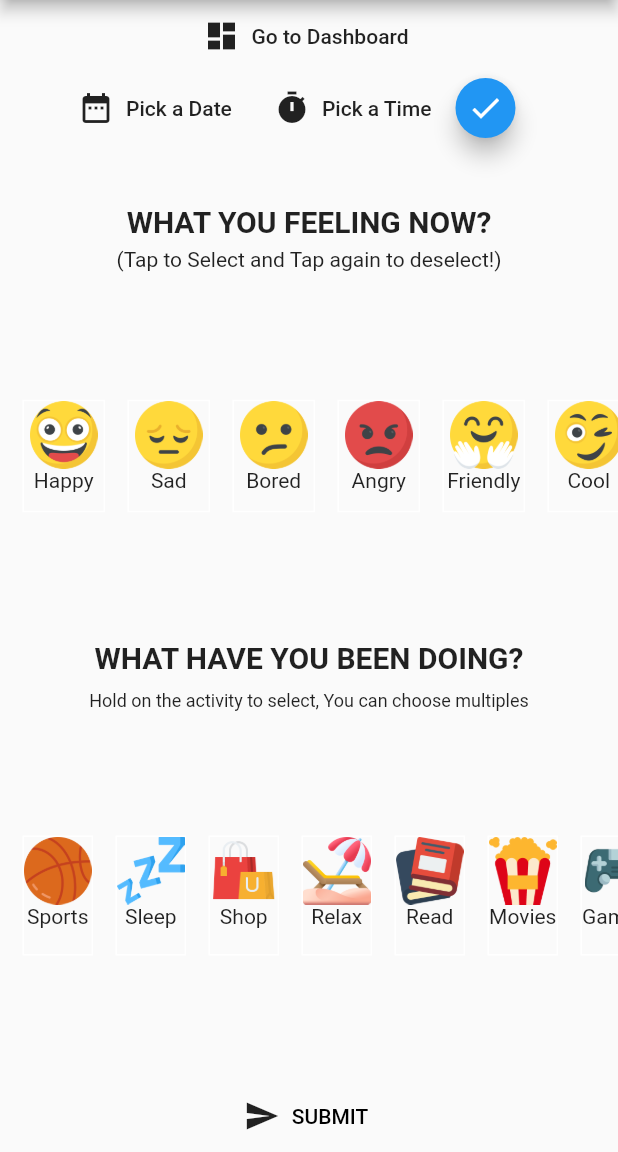
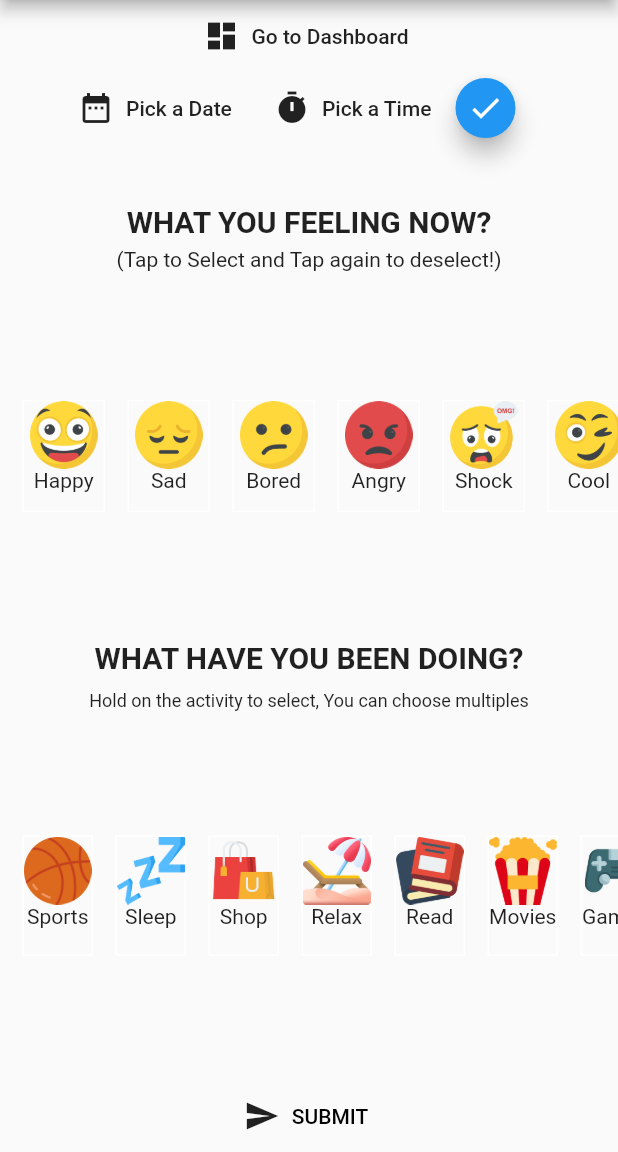
Before and after one commit to didierganthier/mood_diary_app_flutter, a Flutter app: the screen it shows after launch, on a phone screen of 412 x 824 dp, the part 84-1236 px from its top. Run offline on Flutter 3.47's test engine with Material 2 defaults, Android fonts, the phone set to English and light mode, and no system bars; our stand-ins replace charts_flutter, sqflite; accounts and stored records are empty.

Commit message:
new assets added in assets folder

```diff
--- a/lib/screens/start_page.dart
+++ b/lib/screens/start_page.dart
@@ -27,8 +27,9 @@ class _StartPageState extends State<StartPage> {
     Mood(moodImage: 'assets/sad.png', name: 'Sad', isSelected: false),
     Mood(moodImage: 'assets/bored.png', name: 'Bored', isSelected: false),
     Mood(moodImage: 'assets/angry.png', name: 'Angry', isSelected: false),
-    Mood(moodImage: 'assets/friendly.png', name: 'Friendly', isSelected: false),
+    Mood(moodImage: 'assets/shocked.png', name: 'Shock', isSelected: false),
     Mood(moodImage: 'assets/wink.png', name: 'Cool', isSelected: false),
+    Mood(moodImage: 'assets/high.png', name: 'High', isSelected: false),
     Mood(moodImage: 'assets/loving.png', name: 'Loving', isSelected: false),
     Mood(moodImage: 'assets/scared.png', name: 'Scared', isSelected: false),
     Mood(moodImage: 'assets/crying.png', name: 'Crying', isSelected: false),
```
Also changed, not shown: assets/high.png (added), assets/shocked.png (added).
